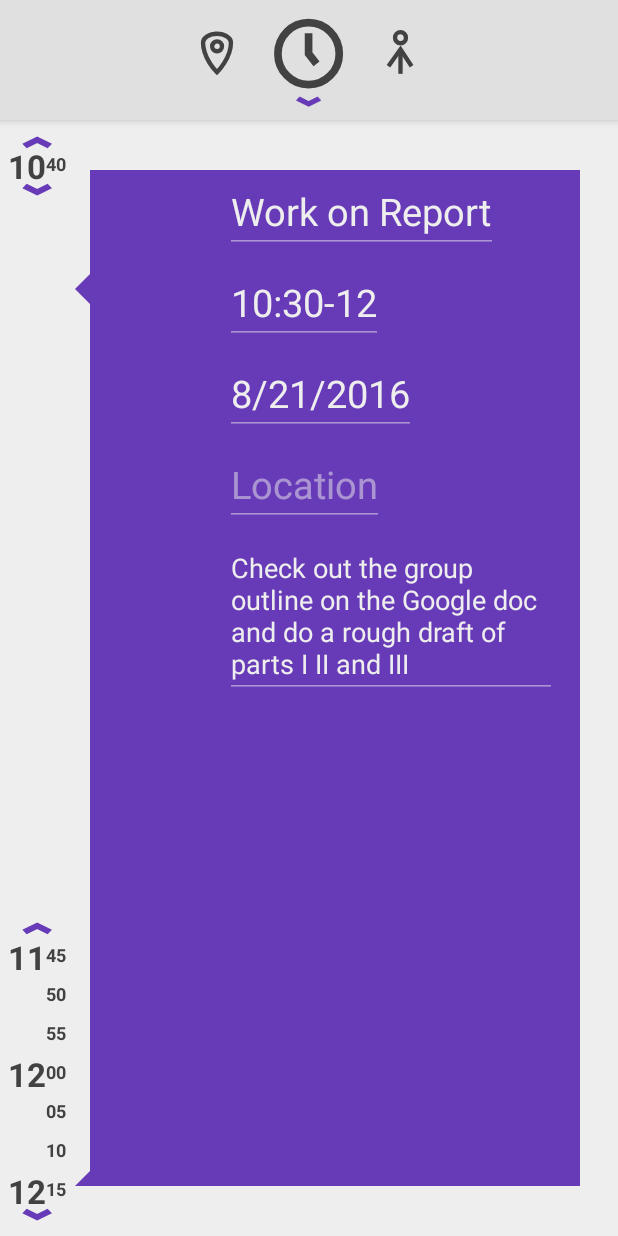
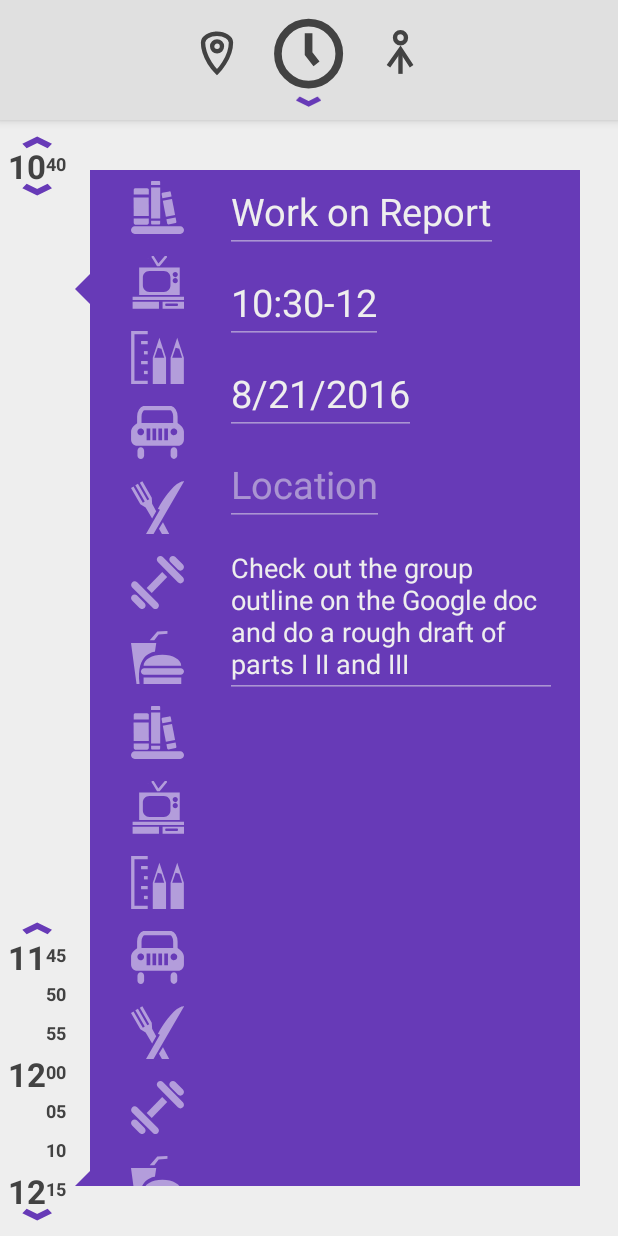
Before and after one commit to awesomeyi/SmartSchedule, an Android app: the fragment DetailViewFragment placed in its activity, after a tap on "40", on a phone screen of 412 x 824 dp. Run offline under Robolectric (Android 15) with nearby library versions, the phone set to English and light mode, and no system bars; 9 statements that could not run were skipped; 2 other taps on this screen came first.

Commit message:
Implemented Preset Icon picker list

```diff
--- a/app/src/main/java/com/example/yi/smartschedule/activities/DetailView/DetailViewFragment.java
+++ b/app/src/main/java/com/example/yi/smartschedule/activities/DetailView/DetailViewFragment.java
@@ -12,9 +12,15 @@ import android.view.ViewGroup;
 import com.example.yi.smartschedule.R;
 import com.example.yi.smartschedule.lib.BasicTime;
 import com.example.yi.smartschedule.lib.EndlessScrollListener;
+import com.example.yi.smartschedule.lib.Util;
 import com.example.yi.smartschedule.models.DateManager;
 
 public class DetailViewFragment extends Fragment {
+
+    private TimePickerFragment top_time_picker;
+    private TimePickerFragment bottom_time_picker;
+
+    private PresetPickerFragment preset_picker;
 
     public DetailViewFragment() { }
 
@@ -34,13 +40,24 @@ public class DetailViewFragment extends Fragment {
         // Inflate the layout for this fragment
         View v = inflater.inflate(R.layout.fragment_detail_view, container, false);
 
+        top_time_picker = TimePickerFragment.newInstance(new BasicTime(10, 30), new BasicTime(12, 00), true);
+        bottom_time_picker = TimePickerFragment.newInstance(new BasicTime(12, 00), new BasicTime(10, 30), false);
+        preset_picker = new PresetPickerFragment();
+
+        v.setOnClickListener(new View.OnClickListener() {
+            @Override
+            public void onClick(View view) {
+                top_time_picker.autoClosePicker();
+                bottom_time_picker.autoClosePicker();
+            }
+        });
+
         if (savedInstanceState == null) {
-            TimePickerFragment top_time_picker = TimePickerFragment.newInstance(new BasicTime(10, 30), new BasicTime(12, 00), true);
-            TimePickerFragment bottom_time_picker = TimePickerFragment.newInstance(new BasicTime(12, 00), new BasicTime(10, 30), false);
 
             getFragmentManager().beginTransaction()
                     .add(R.id.top_picker_container, top_time_picker)
                     .add(R.id.bottom_picker_container, bottom_time_picker)
+                    .add(R.id.preset_picker, preset_picker)
                     .commit();
         }
         return v;
--- /dev/null
+++ b/app/src/main/java/com/example/yi/smartschedule/activities/DetailView/PresetPickerAdapter.java
@@ -0,0 +1,75 @@
+package com.example.yi.smartschedule.activities.DetailView;
+
+import android.content.Context;
+import android.support.v7.widget.RecyclerView;
+import android.view.LayoutInflater;
+import android.view.View;
+import android.view.ViewGroup;
+import android.widget.ImageView;
+
+import com.example.yi.smartschedule.R;
+import com.example.yi.smartschedule.lib.PresetIcon;
+import com.example.yi.smartschedule.lib.Util;
+
+import java.util.ArrayList;
+
+/**
+ * Created by Yi on 8/10/16.
+ */
+public class PresetPickerAdapter extends RecyclerView.Adapter<PresetPickerAdapter.ViewHolder>  {
+
+    private Context context;
+    private ArrayList<PresetIcon> allIcons = new ArrayList<>();
+
+    public static class ViewHolder extends RecyclerView.ViewHolder {
+        private View myView;
+
+        public ViewHolder(View v) {
+            super(v);
+            this.myView = v;
+        }
+
+        public void setData(Context ctx, PresetIcon icon) {
+            ImageView picker_icon = (ImageView) myView.findViewById(R.id.picker_icon);
+            picker_icon.setImageResource(icon.getIconId(ctx));
+        }
+    }
+
+    public PresetPickerAdapter() {
+        allIcons.add(new PresetIcon(PresetIcon.IC_BOOKSHELF_EVENT));
+        allIcons.add(new PresetIcon(PresetIcon.IC_TV_EVENT));
+        allIcons.add(new PresetIcon(PresetIcon.IC_WRITING_EVENT));
+        allIcons.add(new PresetIcon(PresetIcon.IC_CAR_EVENT));
+        allIcons.add(new PresetIcon(PresetIcon.IC_CULTERY_EVENT));
+        allIcons.add(new PresetIcon(PresetIcon.IC_DUMBELL_EVENT));
+        allIcons.add(new PresetIcon(PresetIcon.IC_FOOD_EVENT));
+        allIcons.add(new PresetIcon(PresetIcon.IC_BOOKSHELF_EVENT));
+        allIcons.add(new PresetIcon(PresetIcon.IC_TV_EVENT));
+        allIcons.add(new PresetIcon(PresetIcon.IC_WRITING_EVENT));
+        allIcons.add(new PresetIcon(PresetIcon.IC_CAR_EVENT));
+        allIcons.add(new PresetIcon(PresetIcon.IC_CULTERY_EVENT));
+        allIcons.add(new PresetIcon(PresetIcon.IC_DUMBELL_EVENT));
+        allIcons.add(new PresetIcon(PresetIcon.IC_FOOD_EVENT));
+    }
+
+
+    @Override
+    public ViewHolder onCreateViewHolder(ViewGroup parent, int viewType) {
+        this.context = parent.getContext();
+        View v = LayoutInflater.from(parent.getContext())
+                .inflate(R.layout.single_picker_element, parent, false);
+        return new ViewHolder(v);
+    }
+
+    //50dp large
+    @Override
+    public void onBindViewHolder(ViewHolder holder, int position) {
+        holder.setData(context, allIcons.get(position));
+    }
+
+    @Override
+    public int getItemCount() {
+        return allIcons.size();
+    }
+
+}
--- /dev/null
+++ b/app/src/main/java/com/example/yi/smartschedule/activities/DetailView/PresetPickerFragment.java
@@ -0,0 +1,41 @@
+package com.example.yi.smartschedule.activities.DetailView;
+
+
+import android.os.Bundle;
+import android.support.v4.app.Fragment;
+import android.support.v7.widget.LinearLayoutManager;
+import android.support.v7.widget.RecyclerView;
+import android.view.LayoutInflater;
+import android.view.View;
+import android.view.ViewGroup;
+
+import com.example.yi.smartschedule.R;
+
+/**
+ * A simple {@link Fragment} subclass.
+ */
+public class PresetPickerFragment extends Fragment {
+
+    private RecyclerView preset_picker_list;
+    private PresetPickerAdapter presetPickerAdapter;
+
+    public PresetPickerFragment() {
+        // Required empty public constructor
+    }
+
+    @Override
+    public View onCreateView(LayoutInflater inflater, ViewGroup container,
+                             Bundle savedInstanceState) {
+        // Inflate the layout for this fragment
+        View v = inflater.inflate(R.layout.fragment_preset_picker, container, false);
+
+        preset_picker_list = (RecyclerView) v.findViewById(R.id.preset_picker_list);
+        presetPickerAdapter = new PresetPickerAdapter();
+
+        LinearLayoutManager linearLayoutManager = new LinearLayoutManager(getContext(), LinearLayoutManager.VERTICAL, false);
+        preset_picker_list.setAdapter(presetPickerAdapter);
+        preset_picker_list.setLayoutManager(linearLayoutManager);
+        return v;
+    }
+
+}
--- a/app/src/main/java/com/example/yi/smartschedule/activities/DetailView/TimePickerAdapter.java
+++ b/app/src/main/java/com/example/yi/smartschedule/activities/DetailView/TimePickerAdapter.java
@@ -26,7 +26,6 @@ public class TimePickerAdapter extends RecyclerView.Adapter<TimePickerAdapter.Vi
     public static interface TimeSelectListener {
         public void onTimeClick(BasicTime time);
     }
-
 
     public static class ViewHolder extends RecyclerView.ViewHolder implements View.OnClickListener {
         private View myView;
@@ -70,7 +69,6 @@ public class TimePickerAdapter extends RecyclerView.Adapter<TimePickerAdapter.Vi
 
     public void addTimes(int tnum) {
         BasicTime start = allTimes.get(allTimes.size() - 1);
-        Util.d("start: " + start.formatDebug());
         for(int i = 1; i <= tnum; ++i) {
             allTimes.add(BasicTime.create(0, interval * i).addTime(start));
         }
@@ -78,6 +76,12 @@ public class TimePickerAdapter extends RecyclerView.Adapter<TimePickerAdapter.Vi
 
     public int getTimeIndex(BasicTime time) {
         return (time.getTotalMinutes() - allTimes.get(0).getTotalMinutes()) / interval;
+    }
+
+    public BasicTime getTimeAt(int idx) {
+        if(idx >= allTimes.size() || idx < 0)
+            return null;
+        return allTimes.get(idx);
     }
 
     @Override
--- a/app/src/main/java/com/example/yi/smartschedule/activities/DetailView/TimePickerFragment.java
+++ b/app/src/main/java/com/example/yi/smartschedule/activities/DetailView/TimePickerFragment.java
@@ -30,15 +30,16 @@ public class TimePickerFragment extends Fragment {
     private static final String P_TOP = "top";
 
     //TimePicker size/height
-    private static final int DISPLAY_OFFSET = 3;
-    private static final int BLOCK_HEIGHT = 26;
+    private static final int DISPLAY_OFFSET = 3; //Elements
+    private static final int BLOCK_HEIGHT = 26; //DP
     private static final int LIST_HEIGHT = (DISPLAY_OFFSET * 2 + 1) * 26; //182
     private static final int ANIMATION_DURATION = 200; //ms
-    private static final int ARROW_HEIGHT = 10;
-    private static final int ARROW_OFFSET = 23;
+    private static final int ARROW_HEIGHT = 10; //DP
+    private static final int ARROW_OFFSET = 23; //DP
 
     private BasicTime startTime, limit;
     private boolean top = true;
+    private boolean pickerOpen = false;
 
     //Views
     private View myView;
@@ -96,25 +97,10 @@ public class TimePickerFragment extends Fragment {
 
         this.setTimeText();
 
-        final int ARROW_END = Math.round((LIST_HEIGHT - ARROW_OFFSET) / 2);
-
         picker_button.setOnClickListener(new View.OnClickListener() {
             @Override
             public void onClick(View view) {
-
-                if(top) {
-                    int oy = 0, ny = ARROW_END + getOffset();
-                    time_indicator_down.startAnimation(createSlide(oy, ny));
-                    time_indicator_up.startAnimation(createSlide(oy - ARROW_HEIGHT, ny - ARROW_HEIGHT));
-
-                } else {
-                    int oy = 0, ny = -(ARROW_END + getOffset());
-                    time_indicator_up.startAnimation(createSlide(oy, ny));
-                    time_indicator_down.startAnimation(createSlide(oy + ARROW_HEIGHT, ny + ARROW_HEIGHT));
-                }
-
-                picker_layout.setVisibility(View.VISIBLE);
-                picker_button.setVisibility(View.INVISIBLE);
+                openPicker();
             }
         });
 
@@ -122,22 +108,7 @@ public class TimePickerFragment extends Fragment {
         timePickerAdapter = new TimePickerAdapter(limit, top, new TimePickerAdapter.TimeSelectListener() {
             @Override
             public void onTimeClick(BasicTime time) {
-
-                if(top) {
-                    int oy = ARROW_END + getOffset(), ny = 0;
-                    time_indicator_down.startAnimation(createSlide(oy, ny));
-                    time_indicator_up.startAnimation(createSlide(oy - ARROW_HEIGHT, ny - ARROW_HEIGHT));
-                } else {
-                    int oy = -(ARROW_END + getOffset()), ny = 0;
-                    time_indicator_up.startAnimation(createSlide(oy, ny));
-                    time_indicator_down.startAnimation(createSlide(oy + ARROW_HEIGHT, ny + ARROW_HEIGHT));
-                }
-
-                startTime = time;
-                setTimeText();
-                picker_layout.setVisibility(View.INVISIBLE);
-                picker_button.setVisibility(View.VISIBLE);
-                scrollToTime();
+                closePicker(time);
             }
         });
         scrollToTime();
@@ -161,6 +132,57 @@ public class TimePickerFragment extends Fragment {
 
         myView = v;
         return v;
+    }
+
+    public void openPicker() {
+        if(pickerOpen)
+            return;
+
+        final int ARROW_END = Math.round((LIST_HEIGHT - ARROW_OFFSET) / 2);
+        if(top) {
+            int oy = 0, ny = ARROW_END + getOffset();
+            time_indicator_down.startAnimation(createSlide(oy, ny));
+            time_indicator_up.startAnimation(createSlide(oy - ARROW_HEIGHT, ny - ARROW_HEIGHT));
+
+        } else {
+            int oy = 0, ny = -(ARROW_END + getOffset());
+            time_indicator_up.startAnimation(createSlide(oy, ny));
+            time_indicator_down.startAnimation(createSlide(oy + ARROW_HEIGHT, ny + ARROW_HEIGHT));
+        }
+
+        picker_layout.setVisibility(View.VISIBLE);
+        picker_button.setVisibility(View.INVISIBLE);
+        pickerOpen = true;
+    }
+
+    public void autoClosePicker() {
+        if(!pickerOpen)
+            return;
+        int fidx = timePickerLayout.findFirstCompletelyVisibleItemPosition() + DISPLAY_OFFSET;
+        Util.d(timePickerAdapter.getTimeAt(fidx).formatDebug());
+        closePicker(timePickerAdapter.getTimeAt(fidx));
+    }
+
+    public void closePicker(BasicTime time) {
+        if(!pickerOpen)
+            return;
+
+        final int ARROW_END = Math.round((LIST_HEIGHT - ARROW_OFFSET) / 2);
+        if(top) {
+            int oy = ARROW_END + getOffset(), ny = 0;
+            time_indicator_down.startAnimation(createSlide(oy, ny));
+            time_indicator_up.startAnimation(createSlide(oy - ARROW_HEIGHT, ny - ARROW_HEIGHT));
+        } else {
+            int oy = -(ARROW_END + getOffset()), ny = 0;
+            time_indicator_up.startAnimation(createSlide(oy, ny));
+            time_indicator_down.startAnimation(createSlide(oy + ARROW_HEIGHT, ny + ARROW_HEIGHT));
+        }
+        picker_layout.setVisibility(View.INVISIBLE);
+        picker_button.setVisibility(View.VISIBLE);
+        startTime = time;
+        setTimeText();
+        scrollToTime();
+        pickerOpen = false;
     }
 
     private void adjustBottom() {
--- a/app/src/main/res/layout/fragment_detail_view.xml
+++ b/app/src/main/res/layout/fragment_detail_view.xml
@@ -34,8 +34,9 @@
         android:layout_marginRight="25dp"
         android:background="@color/colorPrimary">
         <FrameLayout
+            android:id="@+id/preset_picker"
             android:layout_width="90dp"
-            android:layout_height="match_parent"></FrameLayout>
+            android:layout_height="match_parent"/>
         <ScrollView
             android:layout_width="fill_parent"
             android:layout_height="match_parent"
--- /dev/null
+++ b/app/src/main/res/layout/fragment_preset_picker.xml
@@ -0,0 +1,17 @@
+<LinearLayout xmlns:android="http://schemas.android.com/apk/res/android"
+    xmlns:tools="http://schemas.android.com/tools"
+    android:layout_width="90dp"
+    android:layout_height="match_parent"
+    tools:context="com.example.yi.smartschedule.activities.DetailView.PresetPicker">
+
+    <!-- TODO: Update blank fragment layout -->
+    <android.support.v7.widget.RecyclerView
+        android:id="@+id/preset_picker_list"
+        android:layout_width="74dp"
+        android:layout_height="match_parent"
+        android:layout_marginLeft="8dp"
+        android:layout_marginRight="8dp">
+
+    </android.support.v7.widget.RecyclerView>
+
+</LinearLayout>
--- a/app/src/main/res/layout/fragment_time_picker.xml
+++ b/app/src/main/res/layout/fragment_time_picker.xml
@@ -1,17 +1,17 @@
 <?xml version="1.0" encoding="utf-8"?>
-<LinearLayout
+<RelativeLayout
     xmlns:android="http://schemas.android.com/apk/res/android"
     android:layout_width="60dp"
     android:layout_height="200dp"
     android:orientation="horizontal">
 
     <RelativeLayout
-        android:layout_width="50dp"
+        android:layout_width="60dp"
         android:layout_height="200dp">
 
         <LinearLayout
             android:id="@+id/picker_layout"
-            android:layout_width="50dp"
+            android:layout_width="60dp"
             android:layout_height="wrap_content"
             android:orientation="vertical"
             android:visibility="gone">
@@ -21,15 +21,15 @@
                 android:layout_height="9dp"
                 android:layout_alignParentTop="true"
                 android:layout_gravity="center_horizontal"
+                android:layout_marginRight="5dp"
                 android:scaleY="-1"
                 android:src="@drawable/arrow_down_icon"
                 android:tint="@color/colorPrimary" />
 
             <android.support.v7.widget.RecyclerView
                 android:id="@+id/time_picker_list"
-                android:layout_width="wrap_content"
+                android:layout_width="60dp"
                 android:layout_height="182dp"
-                android:layout_gravity="center_horizontal"
                 android:overScrollMode="never"/>
 
             <ImageView
@@ -37,14 +37,16 @@
                 android:layout_height="9dp"
                 android:layout_centerHorizontal="true"
                 android:layout_gravity="center_horizontal"
+                android:layout_marginRight="5dp"
                 android:src="@drawable/arrow_down_icon"
                 android:tint="@color/colorPrimary" />
         </LinearLayout>
 
         <RelativeLayout
             android:id="@+id/picker_button"
-            android:layout_width="match_parent"
-            android:layout_height="wrap_content">
+            android:layout_width="50dp"
+            android:layout_height="wrap_content"
+            android:visibility="visible">
 
             <ImageView
                 android:id="@+id/top_arrow"
@@ -101,7 +103,9 @@
 
     <RelativeLayout
         android:layout_width="10dp"
-        android:layout_height="match_parent">
+        android:layout_height="match_parent"
+        android:layout_marginLeft="50dp"
+        android:clickable="false">
 
         <ImageView
             android:id="@+id/time_indicator_up"
@@ -131,4 +135,4 @@
     </RelativeLayout>
 
 
-</LinearLayout>
+</RelativeLayout>
--- a/app/src/main/res/layout/single_hm_element.xml
+++ b/app/src/main/res/layout/single_hm_element.xml
@@ -1,7 +1,12 @@
 <?xml version="1.0" encoding="utf-8"?>
 <RelativeLayout xmlns:android="http://schemas.android.com/apk/res/android"
+    android:layout_width="60dp"
+    android:layout_height="26dp">
+
+    <RelativeLayout
         android:layout_width="50dp"
-    android:layout_height="26dp">
+        android:layout_height="match_parent"
+        android:layout_alignParentStart="true">
         <LinearLayout
             android:layout_width="wrap_content"
             android:layout_height="match_parent"
@@ -26,3 +31,4 @@
                 android:textSize="12sp"/>
         </LinearLayout>
     </RelativeLayout>
+</RelativeLayout>
--- /dev/null
+++ b/app/src/main/res/layout/single_picker_element.xml
@@ -0,0 +1,17 @@
+<?xml version="1.0" encoding="utf-8"?>
+<RelativeLayout
+    xmlns:android="http://schemas.android.com/apk/res/android"
+    android:orientation="vertical"
+    android:layout_width="74dp"
+    android:layout_height="50dp"
+    android:background="@color/colorPrimary">
+
+    <ImageView
+        android:id="@+id/picker_icon"
+        android:layout_width="35dp"
+        android:layout_height="35dp"
+        android:layout_centerInParent="true"
+        android:src="@drawable/food_event_icon"
+        android:tint="@color/colorPrimaryLight"/>
+
+</RelativeLayout>
```
Lines whose indentation alone changed are shown as unchanged.
